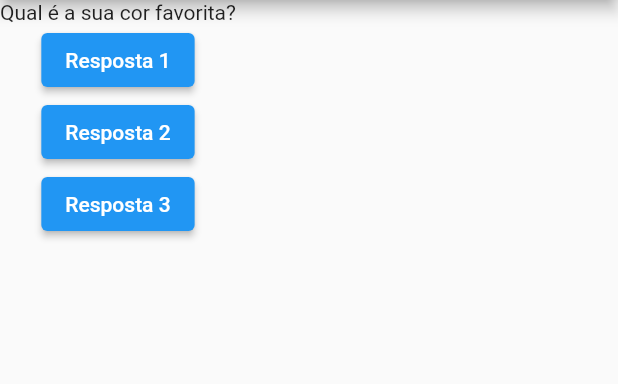
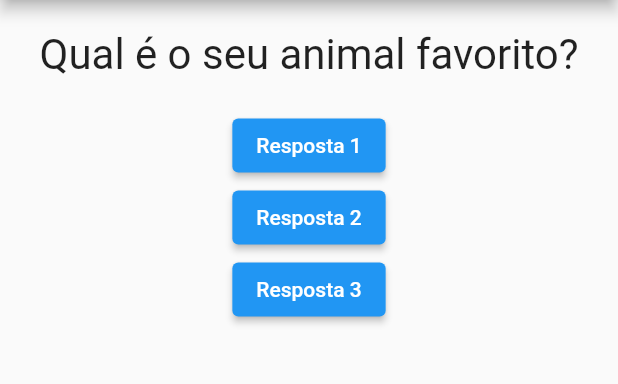
Before and after one commit to sdias-code/udemy-flutter-projeto-perguntas, a Flutter app: the screen it shows after launch, after a tap on "Resposta 1", on a phone screen of 412 x 824 dp, the part 84-468 px from its top. Run offline on Flutter 3.47's test engine with Material 2 defaults, Android fonts, the phone set to English and light mode, and no system bars.

Commit message:
Aula 44 estilizando questao

```diff
--- a/lib/main.dart
+++ b/lib/main.dart
@@ -1,10 +1,20 @@
+import 'package:flutter/foundation.dart';
 import 'package:flutter/material.dart';
+import 'questao.dart';
 
-main() => runApp(PerguntaApp());
+main() => runApp(const PerguntaApp());
 
-class PerguntaApp extends StatelessWidget {
+class PerguntaAppState extends State<PerguntaApp> {
+  var perguntaSelecionada = 0;
+
   void responder() {
-    print('Pergunta respondida');
+    setState(() {
+      perguntaSelecionada++;
+    });
+
+    if (kDebugMode) {
+      print(perguntaSelecionada);
+    }
   }
 
   @override
@@ -16,22 +26,22 @@ class PerguntaApp extends StatelessWidget {
     return MaterialApp(
       home: Scaffold(
         appBar: AppBar(
-          title: Text('Perguntas'),
+          title: const Text('Perguntas'),
         ),
         body: Column(
           children: [
-            Text(perguntas.elementAt(0)),
+            Questao(perguntas[perguntaSelecionada]),
             ElevatedButton(
-              child: Text('Resposta 1'),
               onPressed: responder,
+              child: const Text('Resposta 1'),
             ),
             ElevatedButton(
-              child: Text('Resposta 2'),
               onPressed: responder,
+              child: const Text('Resposta 2'),
             ),
             ElevatedButton(
-              child: Text('Resposta 3'),
               onPressed: responder,
+              child: const Text('Resposta 3'),
             ),
           ],
         ),
@@ -39,3 +49,10 @@ class PerguntaApp extends StatelessWidget {
     );
   }
 }
+
+class PerguntaApp extends StatefulWidget {
+  const PerguntaApp({super.key});
+
+  @override
+  PerguntaAppState createState() => PerguntaAppState();
+}
--- /dev/null
+++ b/lib/questao.dart
@@ -0,0 +1,22 @@
+import 'package:flutter/material.dart';
+
+class Questao extends StatelessWidget {
+  final String texto;
+
+  const Questao(this.texto, {super.key});
+
+  @override
+  Widget build(BuildContext context) {
+    return Container(
+      width: double.infinity,
+      margin: EdgeInsets.all(20),
+      child: Text(
+        texto,
+        style: TextStyle(
+          fontSize: 28,
+        ),
+        textAlign: TextAlign.center,
+      ),
+    );
+  }
+}
```
